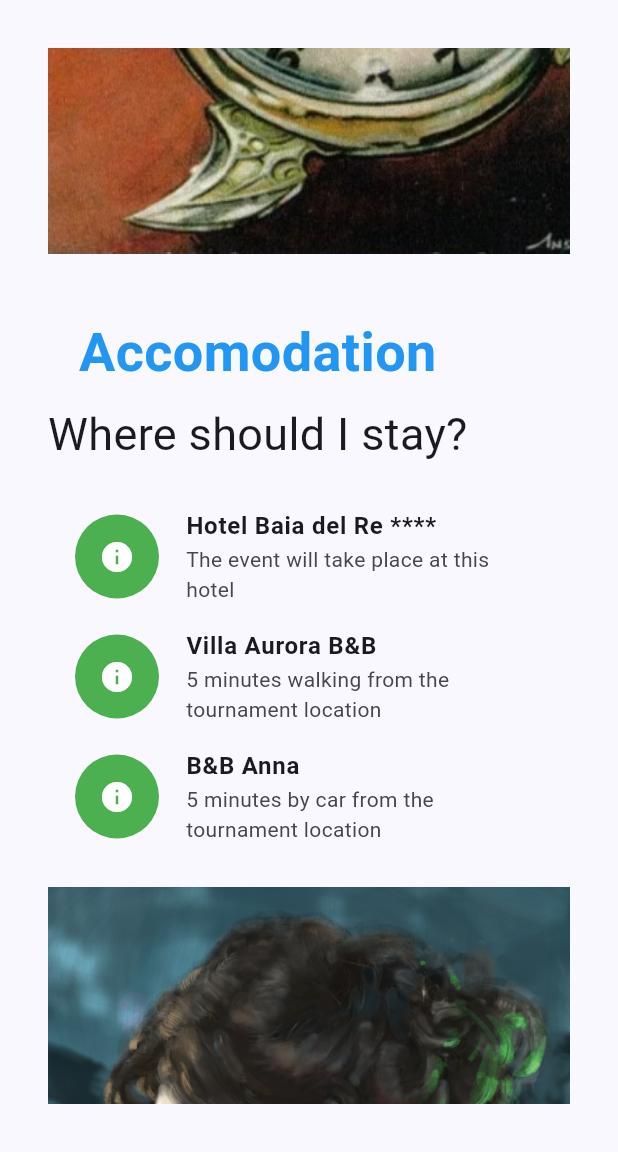
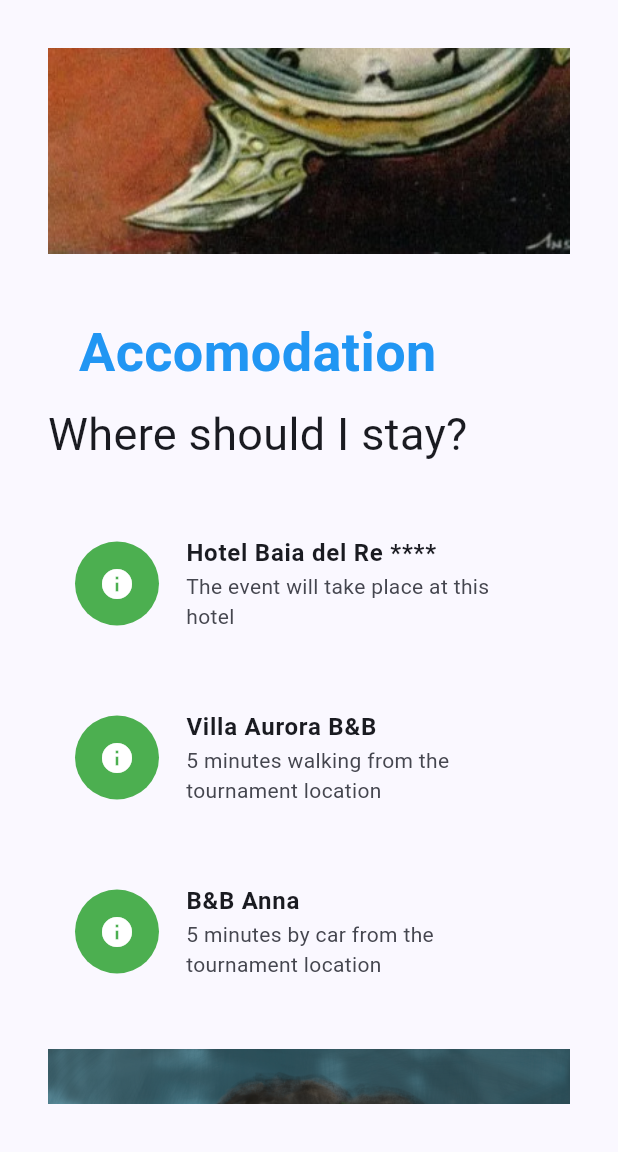
Before and after one commit to SimoParmeg/vtesitaly, a Flutter app: the screen it shows after launch, scrolled down 1728 dp, on a phone screen of 412 x 824 dp, the part 84-1236 px from its top. Run offline on Flutter 3.47's test engine with Material 3 defaults, Android fonts, the phone set to English and light mode, and no system bars.

Commit message:
aggiunto padding

```diff
--- a/vtesitaly/lib/views/rows/accomodation.dart
+++ b/vtesitaly/lib/views/rows/accomodation.dart
@@ -76,20 +76,29 @@ Widget _buildColumnWidget() {
     child: ListView(
       shrinkWrap: true,
       children: const [
-        AccomodationTile(
+        Padding(
+          padding: EdgeInsets.symmetric(vertical: 18.0),
+          child: AccomodationTile(
             icondata: Icon(Icons.info, color: Colors.white),
             title: "Hotel Baia del Re ****",
             subtitle: "The event will take place at this hotel",
           ),
-        AccomodationTile(
+        ),
+        Padding(
+          padding: EdgeInsets.symmetric(vertical: 18.0),
+          child: AccomodationTile(
             icondata: Icon(Icons.info, color: Colors.white),
             title: "Villa Aurora B&B",
             subtitle: "5 minutes walking from the tournament location"
           ),
-        AccomodationTile(
+        ),
+        Padding(
+          padding: EdgeInsets.symmetric(vertical: 18.0),
+          child: AccomodationTile(
             icondata: Icon(Icons.info, color: Colors.white),
             title: "B&B Anna",
             subtitle: "5 minutes by car from the tournament location"
+          ),
         )
       ],
     ),
```
Lines whose indentation alone changed are shown as unchanged.
